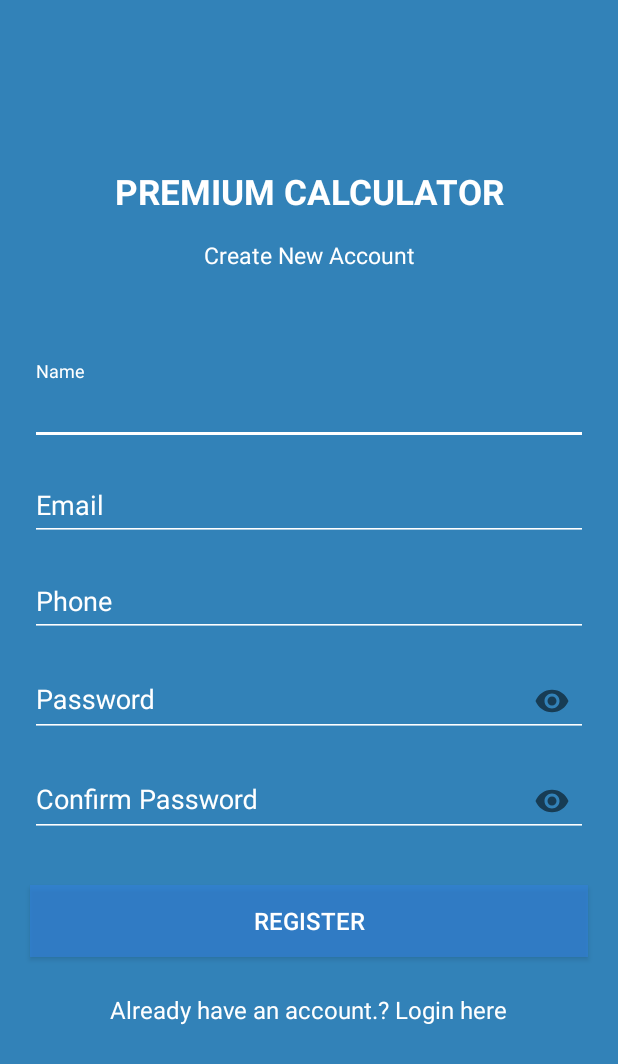
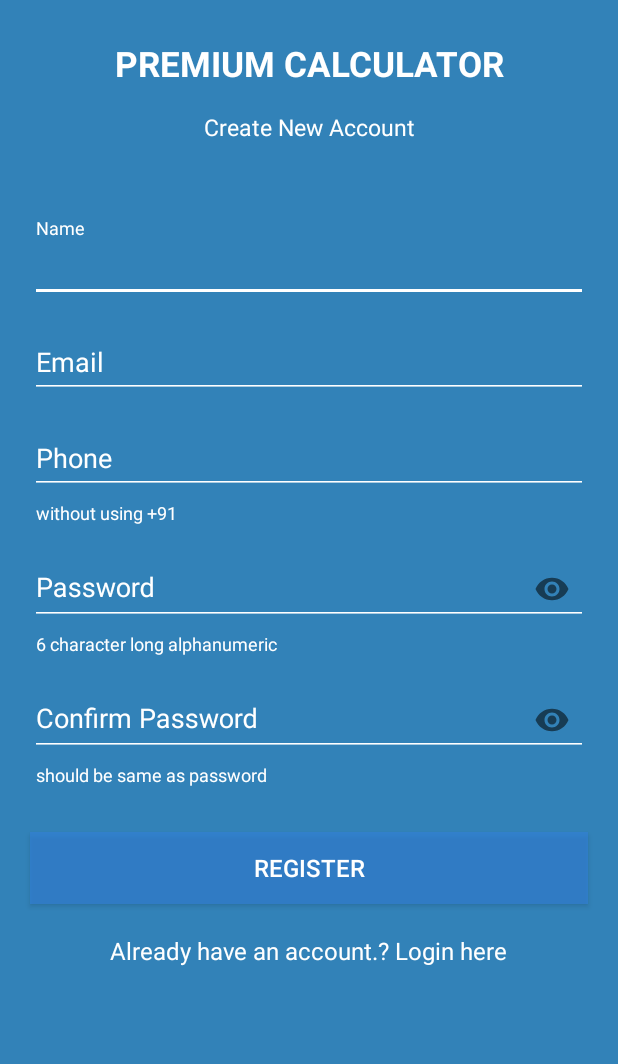
Before and after one commit to pg30/Premium-Calculator, an Android app: the screen it shows after launch (register), on a phone screen of 412 x 824 dp. Shown: the top 1064 px of the screen. Run offline under Robolectric (Android 15) with nearby library versions, the phone set to English and light mode, and no system bars; our stand-ins replace Firebase (no records; nobody signed in at launch, a user with empty details on screens opened directly).

Commit message:
Login + Register UI Improved

```diff
--- a/app/src/main/res/layout/activity_register.xml
+++ b/app/src/main/res/layout/activity_register.xml
@@ -22,7 +22,7 @@
             app:layout_constraintEnd_toEndOf="parent"
             app:layout_constraintStart_toStartOf="parent"
             app:layout_constraintTop_toTopOf="parent"
-        app:layout_constraintVertical_bias="0.16000003" />
+            app:layout_constraintVertical_bias="0.04000002" />
 
     <TextView
         android:id="@+id/create_text"
@@ -41,12 +41,13 @@
             android:layout_width="match_parent"
             android:layout_height="wrap_content"
             android:layout_marginLeft="20dp"
-        android:layout_marginTop="60dp"
+            android:layout_marginTop="50dp"
             android:layout_marginRight="20dp"
             android:theme="@style/theme"
             app:layout_constraintEnd_toEndOf="parent"
             app:layout_constraintStart_toStartOf="parent"
             app:layout_constraintTop_toBottomOf="@+id/create_text">
+
             <com.google.android.material.textfield.TextInputEditText
                 android:id="@+id/name"
                 android:layout_width="match_parent"
@@ -88,6 +89,9 @@
         android:layout_marginEnd="20dp"
         android:layout_marginRight="20dp"
         android:theme="@style/theme"
+        app:helperTextEnabled="true"
+        app:helperText="without using +91"
+        app:helperTextTextColor="@color/white"
         app:layout_constraintEnd_toEndOf="parent"
         app:layout_constraintStart_toStartOf="parent"
         app:layout_constraintTop_toBottomOf="@+id/email_edit">
@@ -112,6 +116,9 @@
         android:layout_marginRight="20dp"
         app:endIconMode="password_toggle"
         android:theme="@style/theme"
+        app:helperTextEnabled="true"
+        app:helperText="6 character long alphanumeric"
+        app:helperTextTextColor="@color/white"
         app:layout_constraintEnd_toEndOf="parent"
         app:layout_constraintStart_toStartOf="parent"
         app:layout_constraintTop_toBottomOf="@+id/phone_edit">
@@ -120,6 +127,7 @@
             android:layout_width="match_parent"
             android:layout_height="wrap_content"
             android:ems="10"
+            android:maxLines="1"
             android:hint="@string/prompt_password"
             android:inputType="textPassword"
             android:textColor="@color/white" />
@@ -134,6 +142,9 @@
         android:layout_marginTop="8dp"
         android:layout_marginEnd="20dp"
         android:layout_marginRight="20dp"
+        app:helperTextEnabled="true"
+        app:helperText="should be same as password"
+        app:helperTextTextColor="@color/white"
         app:endIconMode="password_toggle"
         android:theme="@style/theme"
         app:layout_constraintEnd_toEndOf="parent"
@@ -155,7 +166,7 @@
             android:layout_height="wrap_content"
             android:layout_marginStart="20dp"
             android:layout_marginLeft="20dp"
-        android:layout_marginTop="32dp"
+            android:layout_marginTop="30dp"
             android:layout_marginEnd="20dp"
             android:layout_marginRight="20dp"
             android:background="#993282DC"
@@ -170,7 +181,7 @@
             android:id="@+id/login_txt"
             android:layout_width="wrap_content"
             android:layout_height="wrap_content"
-        android:layout_marginTop="24dp"
+            android:layout_marginTop="20dp"
             android:text="Already have an account.? Login here"
             android:textColor="@color/white"
             android:textSize="16sp"
```
Also changed, not shown: app/src/main/java/com/pg/premiumcalculator/register.java (+197 -16 lines). Lines whose indentation alone changed are shown as unchanged.
